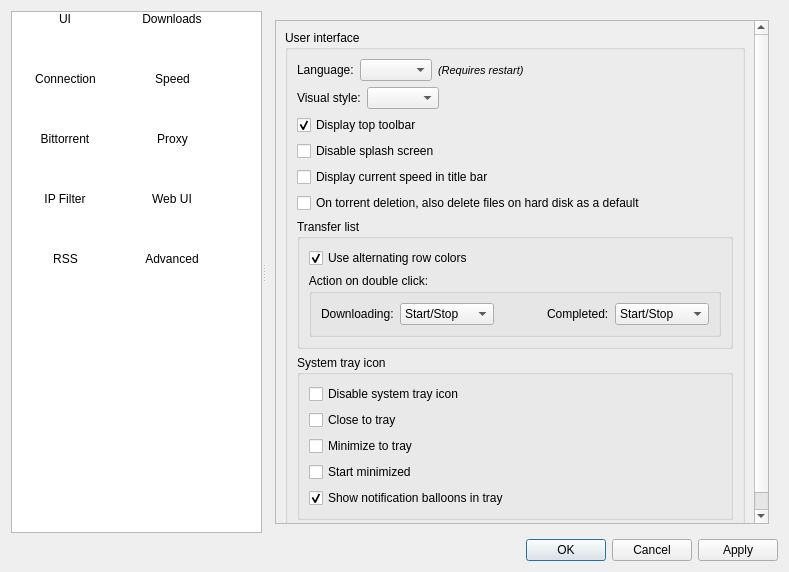
Qt form src/ui/options.ui (SysAdminDoc/qBittorrent-Vanced) before a commit.
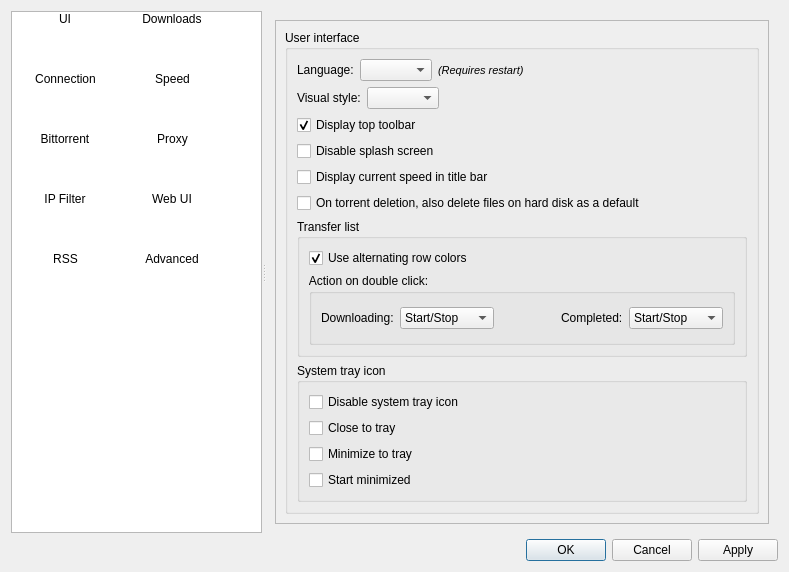
The same form after that commit. Icons and pictures are not drawn.

Diff of the .ui file:
```diff
--- a/src/ui/options.ui
+++ b/src/ui/options.ui
@@ -240,9 +240,9 @@
            <property name="geometry">
             <rect>
              <x>0</x>
-             <y>0</y>
+             <y>-109</y>
              <width>506</width>
-             <height>543</height>
+             <height>515</height>
             </rect>
            </property>
            <layout class="QVBoxLayout" name="verticalLayout_9">
@@ -526,16 +526,6 @@
                       </property>
                      </widget>
                     </item>
-                    <item>
-                     <widget class="QCheckBox" name="checkSystrayBalloons">
-                      <property name="text">
-                       <string>Show notification balloons in tray</string>
-                      </property>
-                      <property name="checked">
-                       <bool>true</bool>
-                      </property>
-                     </widget>
-                    </item>
                    </layout>
                   </widget>
                  </item>
```
Left out of the diff: 1 changed line with no effect on the pictures.
